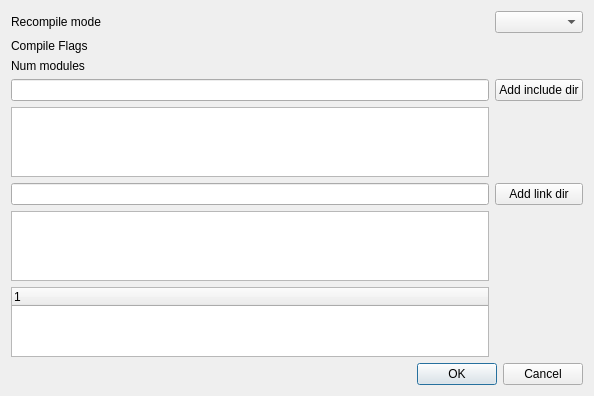
First picture: the form in EagleEye/UIs/rccsettingsdialog.ui, repository dtmoodie/EagleEye, before the edit.
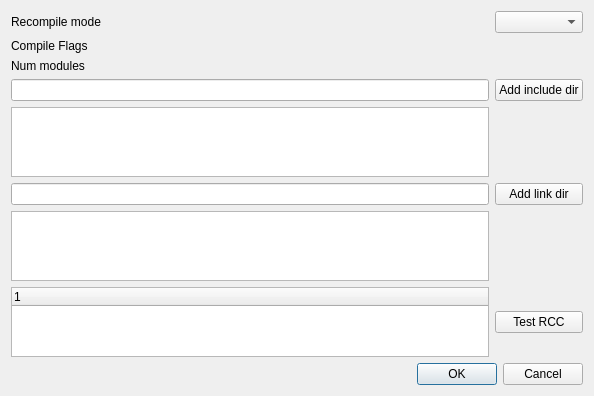
Second picture: the form after the edit.

```diff
--- a/EagleEye/UIs/rccsettingsdialog.ui
+++ b/EagleEye/UIs/rccsettingsdialog.ui
@@ -7,7 +7,7 @@
     <x>0</x>
     <y>0</y>
     <width>594</width>
-    <height>376</height>
+    <height>396</height>
    </rect>
   </property>
   <property name="windowTitle">
@@ -82,6 +82,13 @@
        </column>
       </widget>
      </item>
+     <item row="7" column="1">
+      <widget class="QPushButton" name="btnTestRcc">
+       <property name="text">
+        <string>Test RCC</string>
+       </property>
+      </widget>
+     </item>
     </layout>
    </item>
    <item row="1" column="0">
```
